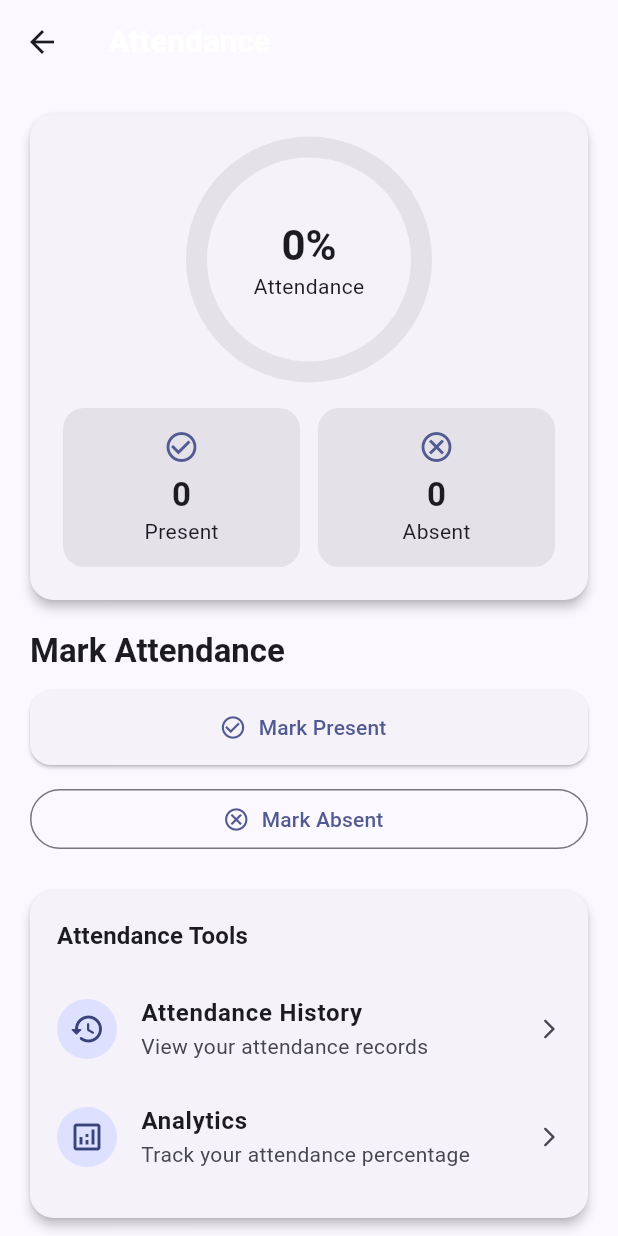
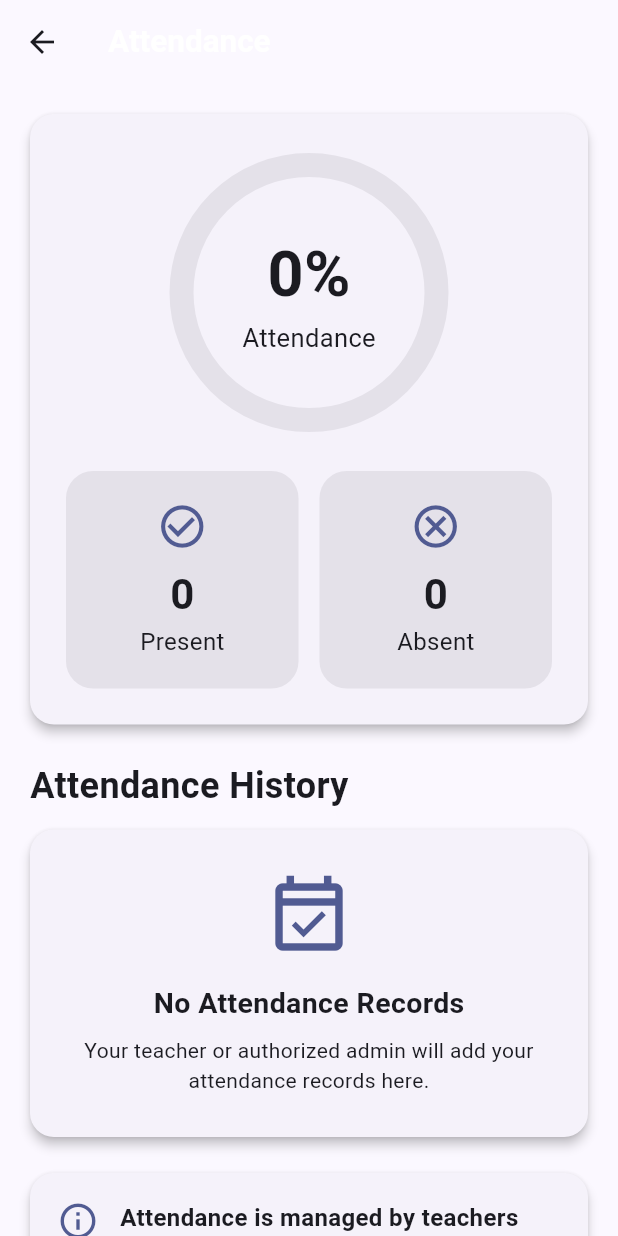
Before and after one commit to lalunishad90050-jpg/campusX, a Flutter app: the AttendanceScreen screen opened by its route, on a phone screen of 412 x 824 dp. Run offline on Flutter 3.47's test engine with Material 3 defaults, Android fonts, the phone set to English and light mode, and no system bars; our stand-ins replace cloud_firestore, firebase_auth, firebase_core; accounts and stored records are empty.

Commit message:
Update student attendance view

```diff
--- a/lib/screens/attendance_screen.dart
+++ b/lib/screens/attendance_screen.dart
@@ -2,203 +2,58 @@ import 'package:cloud_firestore/cloud_firestore.dart';
 import 'package:firebase_auth/firebase_auth.dart';
 import 'package:flutter/material.dart';
 
-class AttendanceScreen extends StatefulWidget {
+class AttendanceScreen extends StatelessWidget {
   const AttendanceScreen({super.key});
 
-  @override
-  State<AttendanceScreen> createState() => _AttendanceScreenState();
-}
-
-class _AttendanceScreenState extends State<AttendanceScreen> {
-  bool isMarking = false;
-
-  final FirebaseFirestore _firestore = FirebaseFirestore.instance;
-
-  Stream<QuerySnapshot<Map<String, dynamic>>> get attendanceStream {
+  Stream<QuerySnapshot<Map<String, dynamic>>> _attendanceStream() {
     final user = FirebaseAuth.instance.currentUser;
 
     if (user == null) {
       return const Stream.empty();
     }
 
-    return _firestore
+    return FirebaseFirestore.instance
         .collection('attendance')
         .where('userId', isEqualTo: user.uid)
         .orderBy('date', descending: true)
         .snapshots();
   }
 
-  Future<void> markAttendance(String status) async {
-    final user = FirebaseAuth.instance.currentUser;
-
-    if (user == null) {
-      showMessage('Please login first.');
-      return;
-    }
-
-    setState(() => isMarking = true);
-
-    try {
-      final userDoc = await _firestore.collection('users').doc(user.uid).get();
-
-      if (!userDoc.exists) {
-        showMessage('User profile nahi mila.');
-        return;
-      }
-
-      final userData = userDoc.data();
-      final collegeId = userData?['collegeId'] ?? 'Unknown';
-
-      final today = DateTime.now();
-
-      final date =
-          '${today.year}-${today.month.toString().padLeft(2, '0')}-${today.day.toString().padLeft(2, '0')}';
-
-      final existing = await _firestore
-          .collection('attendance')
-          .where('userId', isEqualTo: user.uid)
-          .where('date', isEqualTo: date)
-          .limit(1)
-          .get();
-
-      if (existing.docs.isNotEmpty) {
-        showMessage('Aaj ki attendance already marked hai.');
-        return;
-      }
-
-      await _firestore.collection('attendance').add({
-        'collegeId': collegeId,
-        'userId': user.uid,
-        'date': date,
-        'status': status,
-        'createdAt': FieldValue.serverTimestamp(),
-      });
-
-      if (!mounted) return;
-
-      showMessage(
-        status == 'present'
-            ? 'Attendance marked as Present ✅'
-            : 'Attendance marked as Absent',
-      );
-    } on FirebaseException catch (e) {
-      if (!mounted) return;
-
-      showMessage('Attendance save nahi hui: ${e.message ?? 'Unknown error'}');
-    } catch (e) {
-      if (!mounted) return;
-
-      showMessage('Kuch error aa gaya. Please try again.');
-    } finally {
-      if (mounted) {
-        setState(() => isMarking = false);
-      }
-    }
-  }
-
-  void showMessage(String message) {
-    if (!mounted) return;
-
-    ScaffoldMessenger.of(context)
-      ..hideCurrentSnackBar()
-      ..showSnackBar(SnackBar(content: Text(message)));
-  }
-
-  void showAttendanceHistory(
-    BuildContext context,
-    List<QueryDocumentSnapshot<Map<String, dynamic>>> records,
-  ) {
-    showModalBottomSheet(
-      context: context,
-      isScrollControlled: true,
-      showDragHandle: true,
-      builder: (context) {
-        return SafeArea(
-          child: SizedBox(
-            height: MediaQuery.of(context).size.height * 0.75,
-            child: Padding(
-              padding: const EdgeInsets.fromLTRB(20, 8, 20, 20),
-              child: Column(
-                crossAxisAlignment: CrossAxisAlignment.start,
-                children: [
-                  Text(
-                    'Attendance History',
-                    style: Theme.of(context).textTheme.headlineSmall
-                        ?.copyWith(fontWeight: FontWeight.bold),
-                  ),
-                  const SizedBox(height: 16),
-                  Expanded(
-                    child: records.isEmpty
-                        ? const Center(
-                            child: Text('No attendance records yet.'),
-                          )
-                        : ListView.separated(
-                            itemCount: records.length,
-                            separatorBuilder: (_, _) =>
-                                const SizedBox(height: 8),
-                            itemBuilder: (context, index) {
-                              final data = records[index].data();
-                              final status = data['status'] ?? 'unknown';
-                              final date = data['date'] ?? '';
-
-                              final isPresent = status == 'present';
-
-                              return Card(
-                                child: ListTile(
-                                  leading: CircleAvatar(
-                                    child: Icon(
-                                      isPresent
-                                          ? Icons.check_rounded
-                                          : Icons.close_rounded,
+  @override
+  Widget build(BuildContext context) {
+    return Scaffold(
+      appBar: AppBar(
+        title: const Text(
+          'Attendance',
+          style: TextStyle(fontWeight: FontWeight.bold),
         ),
       ),
-                                  title: Text(
-                                    isPresent ? 'Present' : 'Absent',
-                                    style: const TextStyle(
-                                      fontWeight: FontWeight.bold,
-                                    ),
-                                  ),
-                                  subtitle: Text(date.toString()),
-                                  trailing: Text(
-                                    isPresent ? 'P' : 'A',
-                                    style: TextStyle(
-                                      fontWeight: FontWeight.bold,
-                                      color: isPresent
-                                          ? Colors.green
-                                          : Colors.red,
-                                    ),
-                                  ),
-                                ),
-                              );
-                            },
-                          ),
-                  ),
-                ],
-              ),
-            ),
-          ),
-        );
-      },
-    );
-  }
-
-  @override
-  Widget build(BuildContext context) {
-    final theme = Theme.of(context);
-
-    return Scaffold(
-      appBar: AppBar(title: const Text('Attendance')),
-      body: SafeArea(
-        child: StreamBuilder<QuerySnapshot<Map<String, dynamic>>>(
-          stream: attendanceStream,
+      body: StreamBuilder<QuerySnapshot<Map<String, dynamic>>>(
+        stream: _attendanceStream(),
         builder: (context, snapshot) {
           if (snapshot.hasError) {
             return Center(
               child: Padding(
                 padding: const EdgeInsets.all(24),
-                  child: Text(
-                    'Attendance load nahi ho rahi.\n\n${snapshot.error}',
-                    textAlign: TextAlign.center,
+                child: Column(
+                  mainAxisAlignment: MainAxisAlignment.center,
+                  children: [
+                    const Icon(
+                      Icons.error_outline,
+                      size: 60,
+                      color: Colors.red,
+                    ),
+                    const SizedBox(height: 16),
+                    const Text(
+                      'Unable to load attendance',
+                      style: TextStyle(
+                        fontSize: 20,
+                        fontWeight: FontWeight.bold,
+                      ),
+                    ),
+                    const SizedBox(height: 8),
+                    Text('${snapshot.error}', textAlign: TextAlign.center),
+                  ],
                 ),
               ),
             );
@@ -213,8 +68,10 @@ class _AttendanceScreenState extends State<AttendanceScreen> {
           int presentCount = 0;
           int absentCount = 0;
 
-            for (final record in records) {
-              final status = record.data()['status'];
+          for (final doc in records) {
+            final status = (doc.data()['status'] ?? '')
+                .toString()
+                .toLowerCase();
 
             if (status == 'present') {
               presentCount++;
@@ -224,49 +81,95 @@ class _AttendanceScreenState extends State<AttendanceScreen> {
           }
 
           final total = presentCount + absentCount;
+          final percentage = total == 0
+              ? 0
+              : (presentCount / total * 100).round();
 
-            final attendancePercentage = total == 0
-                ? 0.0
-                : (presentCount / total) * 100;
+          return RefreshIndicator(
+            onRefresh: () async {
+              await Future.delayed(const Duration(milliseconds: 500));
+            },
+            child: ListView(
+              padding: const EdgeInsets.all(20),
+              children: [
+                _AttendanceSummary(
+                  percentage: percentage,
+                  presentCount: presentCount,
+                  absentCount: absentCount,
+                  total: total,
+                ),
+                const SizedBox(height: 24),
+                const Text(
+                  'Attendance History',
+                  style: TextStyle(fontSize: 24, fontWeight: FontWeight.bold),
+                ),
+                const SizedBox(height: 12),
+                if (records.isEmpty)
+                  const _EmptyAttendance()
+                else
+                  ...records.map(
+                    (doc) => _AttendanceHistoryCard(data: doc.data()),
+                  ),
+                const SizedBox(height: 24),
+                _AttendanceInfoCard(),
+              ],
+            ),
+          );
+        },
+      ),
+    );
+  }
+}
 
-            return SingleChildScrollView(
-              padding: const EdgeInsets.all(20),
-              child: Column(
-                crossAxisAlignment: CrossAxisAlignment.stretch,
-                children: [
-                  Card(
+class _AttendanceSummary extends StatelessWidget {
+  final int percentage;
+  final int presentCount;
+  final int absentCount;
+  final int total;
+
+  const _AttendanceSummary({
+    required this.percentage,
+    required this.presentCount,
+    required this.absentCount,
+    required this.total,
+  });
+
+  @override
+  Widget build(BuildContext context) {
+    final theme = Theme.of(context);
+
+    return Card(
       child: Padding(
-                      padding: const EdgeInsets.all(22),
+        padding: const EdgeInsets.all(24),
         child: Column(
           children: [
             SizedBox(
-                            height: 150,
-                            width: 150,
+              width: 190,
+              height: 190,
               child: Stack(
                 alignment: Alignment.center,
                 children: [
                   SizedBox(
-                                  height: 150,
-                                  width: 150,
+                    width: 170,
+                    height: 170,
                     child: CircularProgressIndicator(
-                                    value: attendancePercentage / 100,
-                                    strokeWidth: 14,
-                                    backgroundColor: theme
-                                        .colorScheme
-                                        .surfaceContainerHighest,
+                      value: total == 0 ? 0 : percentage / 100,
+                      strokeWidth: 16,
+                      backgroundColor:
+                          theme.colorScheme.surfaceContainerHighest,
                     ),
                   ),
                   Column(
-                                  mainAxisSize: MainAxisSize.min,
+                    mainAxisAlignment: MainAxisAlignment.center,
                     children: [
                       Text(
-                                      '${attendancePercentage.toStringAsFixed(0)}%',
-                                      style: theme.textTheme.headlineMedium
-                                          ?.copyWith(
+                        '$percentage%',
+                        style: const TextStyle(
+                          fontSize: 42,
                           fontWeight: FontWeight.bold,
                         ),
                       ),
-                                    const Text('Attendance'),
+                      const Text('Attendance', style: TextStyle(fontSize: 17)),
                     ],
                   ),
                 ],
@@ -276,18 +179,18 @@ class _AttendanceScreenState extends State<AttendanceScreen> {
             Row(
               children: [
                 Expanded(
-                                child: _AttendanceStat(
-                                  title: 'Present',
-                                  value: '$presentCount',
+                  child: _CountCard(
                     icon: Icons.check_circle_outline,
+                    count: presentCount,
+                    label: 'Present',
                   ),
                 ),
-                              const SizedBox(width: 12),
+                const SizedBox(width: 14),
                 Expanded(
-                                child: _AttendanceStat(
-                                  title: 'Absent',
-                                  value: '$absentCount',
+                  child: _CountCard(
                     icon: Icons.cancel_outlined,
+                    count: absentCount,
+                    label: 'Absent',
                   ),
                 ),
               ],
@@ -295,95 +198,19 @@ class _AttendanceScreenState extends State<AttendanceScreen> {
           ],
         ),
       ),
-                  ),
-
-                  const SizedBox(height: 20),
-
-                  Text(
-                    'Mark Attendance',
-                    style: theme.textTheme.titleLarge?.copyWith(
-                      fontWeight: FontWeight.bold,
-                    ),
-                  ),
-
-                  const SizedBox(height: 12),
-
-                  ElevatedButton.icon(
-                    onPressed: isMarking
-                        ? null
-                        : () => markAttendance('present'),
-                    icon: const Icon(Icons.check_circle_outline),
-                    label: const Text('Mark Present'),
-                  ),
-
-                  const SizedBox(height: 12),
-
-                  OutlinedButton.icon(
-                    onPressed: isMarking
-                        ? null
-                        : () => markAttendance('absent'),
-                    icon: const Icon(Icons.cancel_outlined),
-                    label: const Text('Mark Absent'),
-                  ),
-
-                  const SizedBox(height: 24),
-
-                  Card(
-                    child: Padding(
-                      padding: const EdgeInsets.all(18),
-                      child: Column(
-                        crossAxisAlignment: CrossAxisAlignment.start,
-                        children: [
-                          Text(
-                            'Attendance Tools',
-                            style: theme.textTheme.titleMedium?.copyWith(
-                              fontWeight: FontWeight.bold,
-                            ),
-                          ),
-                          const SizedBox(height: 14),
-
-                          _ToolTile(
-                            icon: Icons.history_rounded,
-                            title: 'Attendance History',
-                            subtitle: 'View your attendance records',
-                            onTap: () {
-                              showAttendanceHistory(context, records);
-                            },
-                          ),
-
-                          _ToolTile(
-                            icon: Icons.analytics_outlined,
-                            title: 'Analytics',
-                            subtitle: 'Track your attendance percentage',
-                            onTap: () {
-                              showMessage(
-                                'Current attendance: ${attendancePercentage.toStringAsFixed(1)}%',
-                              );
-                            },
-                          ),
-                        ],
-                      ),
-                    ),
-                  ),
-                ],
-              ),
-            );
-          },
-        ),
-      ),
     );
   }
 }
 
-class _AttendanceStat extends StatelessWidget {
-  final String title;
-  final String value;
+class _CountCard extends StatelessWidget {
   final IconData icon;
+  final int count;
+  final String label;
 
-  const _AttendanceStat({
-    required this.title,
-    required this.value,
+  const _CountCard({
     required this.icon,
+    required this.count,
+    required this.label,
   });
 
   @override
@@ -391,50 +218,139 @@ class _AttendanceStat extends StatelessWidget {
     final theme = Theme.of(context);
 
     return Container(
-      padding: const EdgeInsets.all(14),
+      padding: const EdgeInsets.symmetric(vertical: 20, horizontal: 10),
       decoration: BoxDecoration(
         color: theme.colorScheme.surfaceContainerHighest,
-        borderRadius: BorderRadius.circular(14),
+        borderRadius: BorderRadius.circular(18),
       ),
       child: Column(
         children: [
-          Icon(icon, color: theme.colorScheme.primary),
-          const SizedBox(height: 6),
+          Icon(icon, size: 34, color: theme.colorScheme.primary),
+          const SizedBox(height: 8),
           Text(
-            value,
-            style: theme.textTheme.titleLarge?.copyWith(
-              fontWeight: FontWeight.bold,
+            '$count',
+            style: const TextStyle(fontSize: 28, fontWeight: FontWeight.bold),
           ),
-          ),
-          Text(title),
+          Text(label, style: const TextStyle(fontSize: 16)),
         ],
       ),
     );
   }
 }
 
-class _ToolTile extends StatelessWidget {
-  final IconData icon;
-  final String title;
-  final String subtitle;
-  final VoidCallback onTap;
+class _AttendanceHistoryCard extends StatelessWidget {
+  final Map<String, dynamic> data;
 
-  const _ToolTile({
-    required this.icon,
-    required this.title,
-    required this.subtitle,
-    required this.onTap,
-  });
+  const _AttendanceHistoryCard({required this.data});
 
   @override
   Widget build(BuildContext context) {
-    return ListTile(
-      contentPadding: EdgeInsets.zero,
-      leading: CircleAvatar(child: Icon(icon)),
-      title: Text(title, style: const TextStyle(fontWeight: FontWeight.bold)),
-      subtitle: Text(subtitle),
-      trailing: const Icon(Icons.arrow_forward_ios_rounded, size: 16),
-      onTap: onTap,
+    final theme = Theme.of(context);
+
+    final status = (data['status'] ?? 'unknown').toString().toLowerCase();
+
+    final date = (data['date'] ?? 'Date not available').toString();
+
+    final isPresent = status == 'present';
+
+    return Card(
+      margin: const EdgeInsets.only(bottom: 12),
+      child: ListTile(
+        contentPadding: const EdgeInsets.symmetric(horizontal: 18, vertical: 8),
+        leading: CircleAvatar(
+          backgroundColor: isPresent
+              ? theme.colorScheme.primaryContainer
+              : theme.colorScheme.errorContainer,
+          child: Icon(
+            isPresent ? Icons.check : Icons.close,
+            color: isPresent
+                ? theme.colorScheme.primary
+                : theme.colorScheme.error,
+          ),
+        ),
+        title: Text(
+          isPresent ? 'Present' : 'Absent',
+          style: const TextStyle(fontWeight: FontWeight.bold, fontSize: 17),
+        ),
+        subtitle: Text(date),
+        trailing: Icon(
+          Icons.chevron_right,
+          color: theme.colorScheme.onSurfaceVariant,
+        ),
+      ),
     );
   }
 }
+
+class _EmptyAttendance extends StatelessWidget {
+  const _EmptyAttendance();
+
+  @override
+  Widget build(BuildContext context) {
+    final theme = Theme.of(context);
+
+    return Card(
+      child: Padding(
+        padding: const EdgeInsets.all(28),
+        child: Column(
+          children: [
+            Icon(
+              Icons.event_available_outlined,
+              size: 60,
+              color: theme.colorScheme.primary,
+            ),
+            const SizedBox(height: 14),
+            const Text(
+              'No Attendance Records',
+              style: TextStyle(fontSize: 19, fontWeight: FontWeight.bold),
+            ),
+            const SizedBox(height: 8),
+            const Text(
+              'Your teacher or authorized admin will add your attendance records here.',
+              textAlign: TextAlign.center,
+            ),
+          ],
+        ),
+      ),
+    );
+  }
+}
+
+class _AttendanceInfoCard extends StatelessWidget {
+  @override
+  Widget build(BuildContext context) {
+    final theme = Theme.of(context);
+
+    return Card(
+      child: Padding(
+        padding: const EdgeInsets.all(18),
+        child: Row(
+          crossAxisAlignment: CrossAxisAlignment.start,
+          children: [
+            Icon(
+              Icons.info_outline,
+              color: theme.colorScheme.primary,
+              size: 28,
+            ),
+            const SizedBox(width: 14),
+            const Expanded(
+              child: Column(
+                crossAxisAlignment: CrossAxisAlignment.start,
+                children: [
+                  Text(
+                    'Attendance is managed by teachers',
+                    style: TextStyle(fontSize: 16, fontWeight: FontWeight.bold),
+                  ),
+                  SizedBox(height: 6),
+                  Text(
+                    'Only authorized teachers or admins can mark and update attendance.',
+                  ),
+                ],
+              ),
+            ),
+          ],
+        ),
+      ),
+    );
+  }
+}
```
Lines whose indentation alone changed are shown as unchanged.
